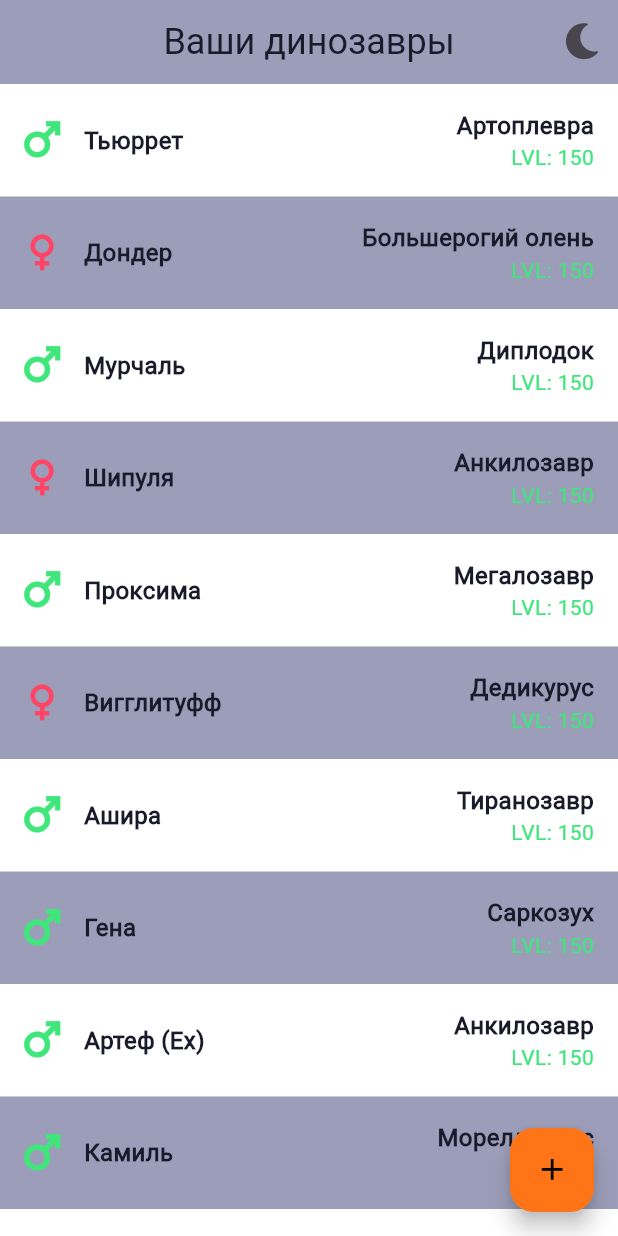
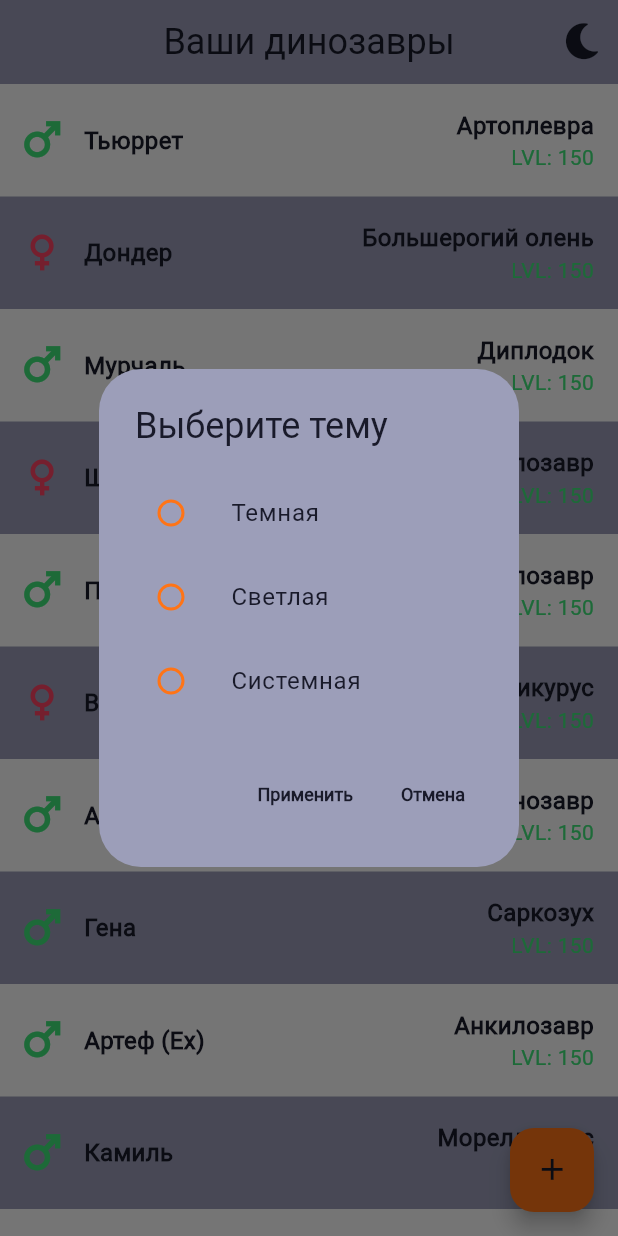
Before and after one commit to leushinilya/DinoManager, a Flutter app: the screen it shows after launch, after a tap on an icon or button, on a phone screen of 412 x 824 dp. Run offline on Flutter 3.47's test engine with Material 3 defaults, Android fonts, the phone set to English and light mode, and no system bars.

Commit message:
Alert dialog added

```diff
--- a/lib/dino_app.dart
+++ b/lib/dino_app.dart
@@ -2,15 +2,21 @@ import 'package:dino_manager/ui/screens/dino_list_screen.dart';
 import 'package:dino_manager/ui/theme/themes.dart';
 import 'package:flutter/material.dart';
 
-class DinoApp extends StatelessWidget {
+class DinoApp extends StatefulWidget {
   const DinoApp({super.key});
 
+  @override
+  State<DinoApp> createState() => _DinoAppState();
+}
+
+class _DinoAppState extends State<DinoApp> {
   @override
   Widget build(BuildContext context) {
     return MaterialApp(
       title: "DinoManager",
       theme: getTheme(false),
       darkTheme: getTheme(true),
+      themeMode: ThemeMode.system,
       home: const DinoListScreen(),
     );
   }
--- a/lib/ui/components/dino_card.dart
+++ b/lib/ui/components/dino_card.dart
@@ -40,7 +40,7 @@ class DinoCard extends StatelessWidget {
     return Container(
       color: primary
           ? theme.palette.surfaceColors.primary
-          : theme.palette.surfaceColors.secondary,
+          : theme.palette.surfaceColors.onPrimary,
       child: InkWell(
         onTap: () {
           onPressed(dino);
--- /dev/null
+++ b/lib/ui/components/dino_radio_button_group.dart
@@ -0,0 +1,54 @@
+import 'package:dino_manager/ui/theme/theme_extension.dart';
+import 'package:flutter/material.dart';
+
+class DinoRadioButtonGroup extends StatefulWidget {
+  const DinoRadioButtonGroup({
+    super.key,
+    required this.items,
+    required this.callback,
+  });
+
+  final Set<String> items;
+  final Function(int) callback;
+
+  @override
+  State<DinoRadioButtonGroup> createState() => _DinoRadioButtonGroupState();
+
+  void selectItem(String item) {
+
+  }
+
+}
+
+class _DinoRadioButtonGroupState extends State<DinoRadioButtonGroup> {
+  String? selectedItem;
+  @override
+  Widget build(BuildContext context) {
+    var theme = context.dinoTheme;
+    return ListView(
+      shrinkWrap: true,
+      children: widget.items
+          .map(
+            (item) => ListTile(
+              contentPadding: EdgeInsets.zero,
+              minLeadingWidth: 0,
+              title: Text(
+                item,
+                style: theme.textStyles.body.b1
+                    .copyWith(color: theme.palette.textColors.primary),
+              ),
+              leading: Radio<String>(
+                value: item,
+                groupValue: selectedItem,
+                onChanged: (String? value) {
+                  setState(() {
+                    selectedItem = value;
+                  });
+                },
+              ),
+            ),
+          )
+          .toList(),
+    );
+  }
+}
--- /dev/null
+++ b/lib/ui/dialogs/switch_theme_dialog.dart
@@ -0,0 +1,27 @@
+import 'package:dino_manager/ui/components/dino_radio_button_group.dart';
+import 'package:flutter/material.dart';
+
+class SwitchThemeDialog extends StatelessWidget {
+  const SwitchThemeDialog({super.key});
+
+  @override
+  Widget build(BuildContext context) {
+    return AlertDialog(
+      title: const Text("Выберите тему"),
+      content: DinoRadioButtonGroup(
+        items: {"Темная", "Светлая", "Системная"},
+        callback: (index) => {},
+      ),
+      actions: [
+        TextButton(
+          onPressed: () => Navigator.of(context).pop(),
+          child: const Text("Применить"),
+        ),
+        TextButton(
+          onPressed: () => Navigator.of(context).pop(),
+          child: const Text("Отмена"),
+        ),
+      ],
+    );
+  }
+}
--- a/lib/ui/screens/dino_list_screen.dart
+++ b/lib/ui/screens/dino_list_screen.dart
@@ -1,4 +1,5 @@
 import 'package:dino_manager/ui/components/dino_card.dart';
+import 'package:dino_manager/ui/dialogs/switch_theme_dialog.dart';
 import 'package:dino_manager/ui/navigation/create_route.dart';
 import 'package:dino_manager/ui/screens/dino_edit_screen.dart';
 import 'package:dino_manager/ui/theme/icons/dino_icons.dart';
@@ -21,6 +22,9 @@ class DinoListScreen extends StatelessWidget {
           IconButton(
             icon: const Icon(DinoIcons.moon),
             onPressed: () {
+              showDialog(context: context, builder: (BuildContext context) {
+                return const SwitchThemeDialog();
+              });
             },
           ),
         ],
@@ -51,7 +55,6 @@ class DinoListScreen extends StatelessWidget {
           },
           child: const Icon(
             DinoIcons.add,
-            color: Colors.black,
           )),
     );
   }
--- a/lib/ui/theme/colors/palette_entity.dart
+++ b/lib/ui/theme/colors/palette_entity.dart
@@ -14,12 +14,14 @@ class Palette {
 
 class SurfaceColors {
   final Color primary;
+  final Color onPrimary;
   final Color secondary;
   final Color tertiary;
   final Color disabled;
 
   SurfaceColors({
     required this.primary,
+    required this.onPrimary,
     required this.secondary,
     required this.tertiary,
     required this.disabled,
@@ -51,6 +53,7 @@ class IconColors {
   final Color success;
   final Color warning;
   final Color error;
+  final Color accent;
 
   IconColors({
     required this.primary,
@@ -59,5 +62,6 @@ class IconColors {
     required this.success,
     required this.warning,
     required this.error,
+    required this.accent,
   });
 }
--- a/lib/ui/theme/colors/palettes.dart
+++ b/lib/ui/theme/colors/palettes.dart
@@ -6,7 +6,8 @@ final _colorPrimitives = ColorPrimitives();
 final lightColorsPalette = Palette(
   SurfaceColors(
     primary: _colorPrimitives.grey5,
-    secondary: _colorPrimitives.white,
+    onPrimary: _colorPrimitives.white,
+    secondary: _colorPrimitives.grey10,
     tertiary: _colorPrimitives.orange,
     disabled: _colorPrimitives.grey5,
   ),
@@ -25,12 +26,14 @@ final lightColorsPalette = Palette(
     success: _colorPrimitives.green,
     warning: _colorPrimitives.yellow,
     error: _colorPrimitives.red,
+    accent: _colorPrimitives.orange,
   ),
 );
 
 final darkColorsPalette = Palette(
   SurfaceColors(
     primary: _colorPrimitives.grey80,
+    onPrimary: _colorPrimitives.grey60,
     secondary: _colorPrimitives.grey20,
     tertiary: _colorPrimitives.orange,
     disabled: _colorPrimitives.grey5,
@@ -50,5 +53,6 @@ final darkColorsPalette = Palette(
     success: _colorPrimitives.green,
     warning: _colorPrimitives.yellow,
     error: _colorPrimitives.red,
+    accent: _colorPrimitives.orange,
   ),
 );
--- a/lib/ui/theme/themes.dart
+++ b/lib/ui/theme/themes.dart
@@ -19,13 +19,37 @@ ThemeData getTheme(bool dark) {
       titleTextStyle: extension.textStyles.heading.h2.copyWith(
         color: palette.textColors.primary,
       ),
+      iconTheme: IconThemeData(
+        color: palette.iconColors.primary,
+      ),
     ),
     floatingActionButtonTheme: FloatingActionButtonThemeData(
       backgroundColor: palette.surfaceColors.tertiary,
+      foregroundColor: palette.iconColors.primary,
     ),
-    scaffoldBackgroundColor: palette.surfaceColors.secondary,
+    scaffoldBackgroundColor: palette.surfaceColors.onPrimary,
     iconTheme: IconThemeData(
       color: palette.iconColors.primary,
     ),
+    dialogTheme: DialogTheme(
+      titleTextStyle: extension.textStyles.heading.h2.copyWith(
+        color: palette.textColors.primary,
+      ),
+      backgroundColor: extension.palette.surfaceColors.primary,
+    ),
+    textButtonTheme: TextButtonThemeData(
+      style: TextButton.styleFrom(
+        textStyle: extension.textStyles.body.b3,
+        foregroundColor: extension.palette.textColors.primary,
+      ),
+    ),
+    radioTheme: RadioThemeData(
+      fillColor: WidgetStatePropertyAll(extension.palette.iconColors.accent),
+    ),
+    textSelectionTheme: TextSelectionThemeData(
+      cursorColor: extension.palette.iconColors.accent,
+      selectionColor: extension.palette.iconColors.accent.withAlpha(100),
+      selectionHandleColor: extension.palette.iconColors.accent,
+    ),
   );
 }
```
Also changed, not shown: lib/ui/components/dino_text_field.dart (+15 -2 lines), lib/ui/screens/dino_edit_screen.dart (+20 -9 lines).
